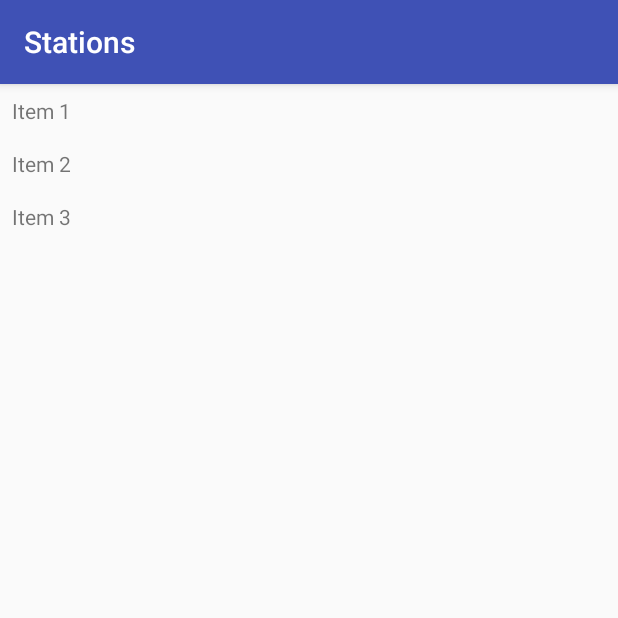
After one commit to sergeykamyshov/HomeTasks, an Android app: the StationListActivity screen opened directly, with no data from a screen before it, on a phone screen of 412 x 824 dp, the top half of it. The commit adds this screen. Run offline under Robolectric (Android 15) with nearby library versions, the phone set to English and light mode, and no system bars.

Commit message:
Добавил экран "Станции" и создал адаптер для списка

```diff
--- a/Schedule/app/build.gradle
+++ b/Schedule/app/build.gradle
@@ -20,11 +20,12 @@ android {
 }
 
 dependencies {
-    compile fileTree(dir: 'libs', include: ['*.jar'])
+    compile fileTree(include: ['*.jar'], dir: 'libs')
     androidTestCompile('com.android.support.test.espresso:espresso-core:2.2.2', {
         exclude group: 'com.android.support', module: 'support-annotations'
     })
     compile 'com.android.support:appcompat-v7:26.+'
     compile 'com.android.support.constraint:constraint-layout:1.0.2'
     testCompile 'junit:junit:4.12'
+    compile 'com.android.support:recyclerview-v7:26.0.0-alpha1'
 }
--- a/Schedule/app/src/main/AndroidManifest.xml
+++ b/Schedule/app/src/main/AndroidManifest.xml
@@ -17,6 +17,7 @@
             </intent-filter>
         </activity>
         <activity android:name=".AboutActivity"/>
+        <activity android:name=".StationListActivity"/>
     </application>
 
 </manifest>
--- a/Schedule/app/src/main/java/ru/sergeykamyshov/schedule/ScheduleActivity.java
+++ b/Schedule/app/src/main/java/ru/sergeykamyshov/schedule/ScheduleActivity.java
@@ -5,6 +5,7 @@ import android.os.Bundle;
 import android.support.v4.app.DialogFragment;
 import android.support.v7.app.ActionBar;
 import android.support.v7.app.AppCompatActivity;
+import android.util.Log;
 import android.view.Menu;
 import android.view.MenuItem;
 import android.view.View;
@@ -12,6 +13,9 @@ import android.view.View;
 import ru.sergeykamyshov.schedule.fragments.DatePickerFragment;
 
 public class ScheduleActivity extends AppCompatActivity {
+
+    public static final int REQUEST_CODE = 1;
+    public static final String LOG_TAG = ScheduleActivity.class.getSimpleName();
 
     @Override
     protected void onCreate(Bundle savedInstanceState) {
@@ -39,6 +43,35 @@ public class ScheduleActivity extends AppCompatActivity {
         return super.onOptionsItemSelected(item);
     }
 
+    /**
+     * Обрабатывает нажатие поля "Станция отправления" и вызывает экран списка станций
+     *
+     * @param view - компонент который был нажат
+     */
+    public void chooseDepartureStation(View view) {
+        Intent intent = new Intent(this, StationListActivity.class);
+        startActivityForResult(intent, REQUEST_CODE);
+    }
+
+    @Override
+    protected void onActivityResult(int requestCode, int resultCode, Intent data) {
+        if (resultCode == RESULT_OK) {
+            switch (requestCode) {
+                case REQUEST_CODE:
+                    data.getStringExtra("stationName");
+                    data.getStringExtra("stationRegion");
+                    break;
+                default:
+                    Log.i(LOG_TAG, getString(R.string.error_request_code_not_identified) + requestCode);
+            }
+        }
+    }
+
+    /**
+     * Обрабатывает нажатие поля "Дата отправления" и показывает диалог выбора даты
+     *
+     * @param view - компонент который был нажат
+     */
     public void showDatePickerDialog(View view) {
         DialogFragment newFragment = new DatePickerFragment();
         newFragment.show(getSupportFragmentManager(), "datePicker");
--- /dev/null
+++ b/Schedule/app/src/main/java/ru/sergeykamyshov/schedule/StationListActivity.java
@@ -0,0 +1,37 @@
+package ru.sergeykamyshov.schedule;
+
+import android.os.Bundle;
+import android.support.annotation.Nullable;
+import android.support.v7.app.ActionBar;
+import android.support.v7.app.AppCompatActivity;
+import android.support.v7.widget.LinearLayoutManager;
+import android.support.v7.widget.RecyclerView;
+
+import java.util.ArrayList;
+import java.util.List;
+
+import ru.sergeykamyshov.schedule.adapters.StationRecyclerAdapter;
+
+public class StationListActivity extends AppCompatActivity {
+
+    @Override
+    protected void onCreate(@Nullable Bundle savedInstanceState) {
+        super.onCreate(savedInstanceState);
+        setContentView(R.layout.activity_station_list);
+
+        ActionBar actionBar = getSupportActionBar();
+        if (actionBar != null) {
+            actionBar.setTitle(getString(R.string.action_bar_title_stations));
+        }
+
+        RecyclerView recyclerView = (RecyclerView) findViewById(R.id.stations_recycler_view);
+        recyclerView.setLayoutManager(new LinearLayoutManager(this));
+
+        List<String> data = new ArrayList<>();
+        data.add("Item 1");
+        data.add("Item 2");
+        data.add("Item 3");
+
+        recyclerView.setAdapter(new StationRecyclerAdapter(this, data));
+    }
+}
--- /dev/null
+++ b/Schedule/app/src/main/java/ru/sergeykamyshov/schedule/adapters/StationRecyclerAdapter.java
@@ -0,0 +1,48 @@
+package ru.sergeykamyshov.schedule.adapters;
+
+import android.content.Context;
+import android.support.v7.widget.RecyclerView;
+import android.view.LayoutInflater;
+import android.view.View;
+import android.view.ViewGroup;
+import android.widget.TextView;
+
+import java.util.List;
+
+import ru.sergeykamyshov.schedule.R;
+
+public class StationRecyclerAdapter extends RecyclerView.Adapter<StationRecyclerAdapter.ViewHolder> {
+
+    private Context mContext;
+    private List<String> mDataSet;
+
+    public StationRecyclerAdapter(Context context, List<String> dataSet) {
+        mContext = context;
+        mDataSet = dataSet;
+    }
+
+    @Override
+    public ViewHolder onCreateViewHolder(ViewGroup parent, int viewType) {
+        View view = LayoutInflater.from(mContext).inflate(R.layout.station_list_item, parent, false);
+        return new ViewHolder(view);
+    }
+
+    @Override
+    public void onBindViewHolder(ViewHolder holder, int position) {
+        holder.mStationTitle.setText(mDataSet.get(position));
+    }
+
+    @Override
+    public int getItemCount() {
+        return mDataSet.size();
+    }
+
+    public class ViewHolder extends RecyclerView.ViewHolder {
+        public TextView mStationTitle;
+
+        public ViewHolder(View itemView) {
+            super(itemView);
+            mStationTitle = itemView.findViewById(R.id.stationTitleTextView);
+        }
+    }
+}
--- a/Schedule/app/src/main/res/layout/activity_schedule.xml
+++ b/Schedule/app/src/main/res/layout/activity_schedule.xml
@@ -29,8 +29,10 @@
         android:layout_marginRight="8dp"
         android:layout_marginTop="8dp"
         android:ems="10"
+        android:focusable="false"
         android:hint="@string/hint_choose_station"
         android:inputType="textPersonName"
+        android:onClick="chooseDepartureStation"
         app:layout_constraintHorizontal_bias="0.0"
         app:layout_constraintLeft_toLeftOf="parent"
         app:layout_constraintRight_toRightOf="parent"
@@ -71,6 +73,7 @@
         android:layout_marginRight="8dp"
         android:layout_marginTop="8dp"
         android:ems="10"
+        android:focusable="false"
         android:hint="@string/hint_choose_station"
         android:inputType="textPersonName"
         app:layout_constraintHorizontal_bias="0.0"
--- /dev/null
+++ b/Schedule/app/src/main/res/layout/activity_station_list.xml
@@ -0,0 +1,12 @@
+<?xml version="1.0" encoding="utf-8"?>
+<LinearLayout xmlns:android="http://schemas.android.com/apk/res/android"
+              android:layout_width="match_parent"
+              android:layout_height="match_parent"
+              android:orientation="vertical">
+
+    <android.support.v7.widget.RecyclerView
+        android:id="@+id/stations_recycler_view"
+        android:layout_width="match_parent"
+        android:layout_height="match_parent"/>
+
+</LinearLayout>
--- /dev/null
+++ b/Schedule/app/src/main/res/layout/station_list_item.xml
@@ -0,0 +1,13 @@
+<?xml version="1.0" encoding="utf-8"?>
+<LinearLayout xmlns:android="http://schemas.android.com/apk/res/android"
+              android:layout_width="match_parent"
+              android:layout_height="wrap_content"
+              android:orientation="vertical"
+              android:padding="8dp">
+
+    <TextView
+        android:id="@+id/stationTitleTextView"
+        android:layout_width="match_parent"
+        android:layout_height="wrap_content"/>
+
+</LinearLayout>
--- a/Schedule/app/src/main/res/values/strings.xml
+++ b/Schedule/app/src/main/res/values/strings.xml
@@ -4,6 +4,7 @@
     <!--Панель инструментов (ActionBar)-->
     <string name="action_bar_title_schedule">Schedule</string>
     <string name="action_bar_title_about">About</string>
+    <string name="action_bar_title_stations">Stations</string>
 
     <!--Меню-->
     <string name="menu_item_schedule">Schedule</string>
@@ -16,4 +17,7 @@
     <string name="hint_choose_station">Choose station</string>
     <string name="hint_region">Region</string>
     <string name="hint_select_date">Select a date</string>
+
+    <!--Сообщения об ошибках-->
+    <string name="error_request_code_not_identified">Request code not identified: </string>
 </resources>
```
